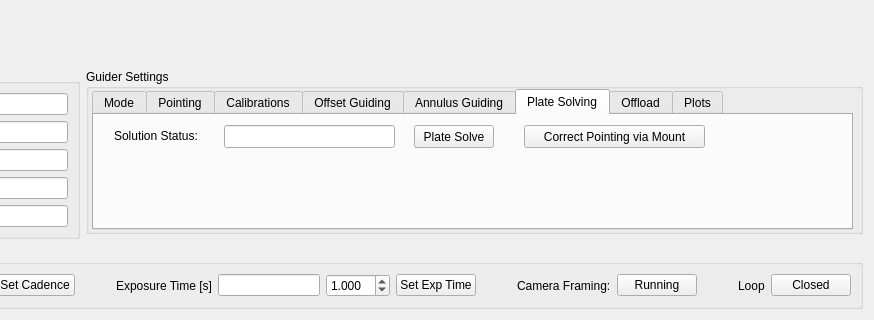
Above: tres_guider_control.ui from jdeast/tres-guider before the change; both pictures show x 320 to 1194 and y 537 to 857 of the 1194 by 857 pixel window. Below: the same form after it.
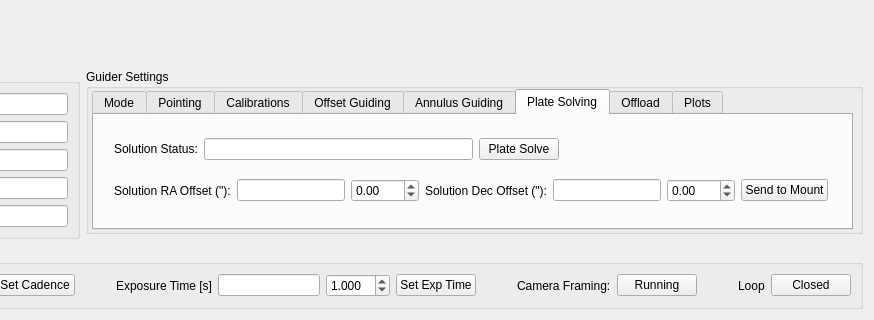
That is the form after the change. Custom widgets are drawn as their Qt base class.

Commit message: Pushing changes that add mount offset commands after plate solving.

```diff
--- a/tres_guider_control.ui
+++ b/tres_guider_control.ui
@@ -1098,54 +1098,114 @@
              <attribute name="title">
               <string>Plate Solving</string>
              </attribute>
-             <widget class="QPushButton" name="plateSolveButton">
-              <property name="geometry">
-               <rect>
-                <x>320</x>
-                <y>10</y>
-                <width>80</width>
-                <height>23</height>
-               </rect>
-              </property>
-              <property name="text">
-               <string>Plate Solve</string>
-              </property>
-             </widget>
-             <widget class="QPushButton" name="correctPointingButton">
-              <property name="geometry">
-               <rect>
-                <x>430</x>
-                <y>10</y>
-                <width>181</width>
-                <height>23</height>
-               </rect>
-              </property>
-              <property name="text">
-               <string>Correct Pointing via Mount</string>
-              </property>
-             </widget>
-             <widget class="QLabel" name="label_37">
+             <widget class="QWidget" name="verticalLayoutWidget_5">
               <property name="geometry">
                <rect>
                 <x>20</x>
                 <y>10</y>
-                <width>101</width>
-                <height>21</height>
+                <width>714</width>
+                <height>91</height>
                </rect>
               </property>
-              <property name="text">
-               <string>Solution Status:</string>
-              </property>
-             </widget>
-             <widget class="QLineEdit" name="solutionStatusLineEdit">
-              <property name="geometry">
-               <rect>
-                <x>130</x>
-                <y>10</y>
-                <width>171</width>
-                <height>23</height>
-               </rect>
-              </property>
+              <layout class="QVBoxLayout" name="verticalLayout_8">
+               <item>
+                <layout class="QHBoxLayout" name="horizontalLayout_18">
+                 <item>
+                  <widget class="QLabel" name="label_37">
+                   <property name="text">
+                    <string>Solution Status:</string>
+                   </property>
+                  </widget>
+                 </item>
+                 <item>
+                  <widget class="QLineEdit" name="solutionStatusLineEdit"/>
+                 </item>
+                 <item>
+                  <widget class="QPushButton" name="plateSolveButton">
+                   <property name="text">
+                    <string>Plate Solve</string>
+                   </property>
+                  </widget>
+                 </item>
+                 <item>
+                  <spacer name="horizontalSpacer">
+                   <property name="orientation">
+                    <enum>Qt::Horizontal</enum>
+                   </property>
+                   <property name="sizeHint" stdset="0">
+                    <size>
+                     <width>40</width>
+                     <height>20</height>
+                    </size>
+                   </property>
+                  </spacer>
+                 </item>
+                </layout>
+               </item>
+               <item>
+                <layout class="QHBoxLayout" name="horizontalLayout_20">
+                 <item>
+                  <widget class="QLabel" name="label_38">
+                   <property name="text">
+                    <string>Solution RA Offset (&quot;):</string>
+                   </property>
+                  </widget>
+                 </item>
+                 <item>
+                  <widget class="QLineEdit" name="raOffsetLineEdit"/>
+                 </item>
+                 <item>
+                  <widget class="QDoubleSpinBox" name="raOffsetSpinBox">
+                   <property name="decimals">
+                    <number>2</number>
+                   </property>
+                   <property name="minimum">
+                    <double>-999.990000000000009</double>
+                   </property>
+                   <property name="maximum">
+                    <double>999.990000000000009</double>
+                   </property>
+                   <property name="singleStep">
+                    <double>0.100000000000000</double>
+                   </property>
+                  </widget>
+                 </item>
+                 <item>
+                  <widget class="QLabel" name="label_39">
+                   <property name="text">
+                    <string>Solution Dec Offset (&quot;):</string>
+                   </property>
+                  </widget>
+                 </item>
+                 <item>
+                  <widget class="QLineEdit" name="decOffsetLineEdit"/>
+                 </item>
+                 <item>
+                  <widget class="QDoubleSpinBox" name="decOffsetSpinBox">
+                   <property name="decimals">
+                    <number>2</number>
+                   </property>
+                   <property name="minimum">
+                    <double>-999.990000000000009</double>
+                   </property>
+                   <property name="maximum">
+                    <double>999.990000000000009</double>
+                   </property>
+                   <property name="singleStep">
+                    <double>0.100000000000000</double>
+                   </property>
+                  </widget>
+                 </item>
+                 <item>
+                  <widget class="QPushButton" name="correctPointingButton">
+                   <property name="text">
+                    <string>Send to Mount</string>
+                   </property>
+                  </widget>
+                 </item>
+                </layout>
+               </item>
+              </layout>
              </widget>
             </widget>
             <widget class="QWidget" name="tab_5">
```
Left out of the diff: 1 changed line with no effect on the pictures. The commit also changes 1 other file.
